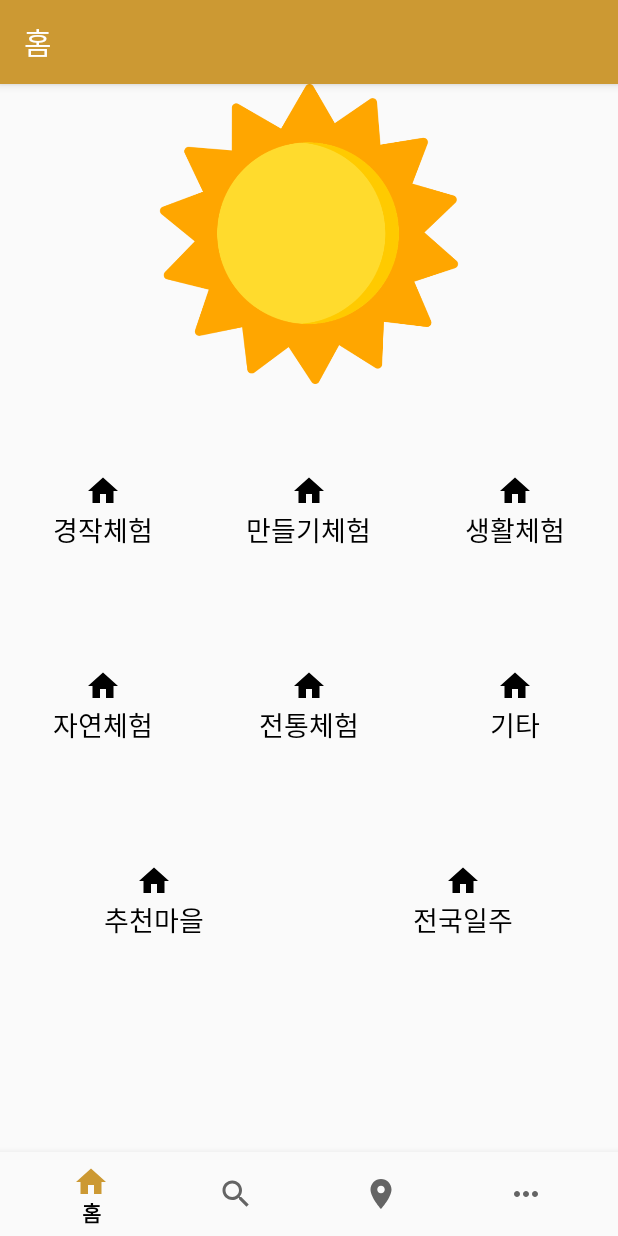
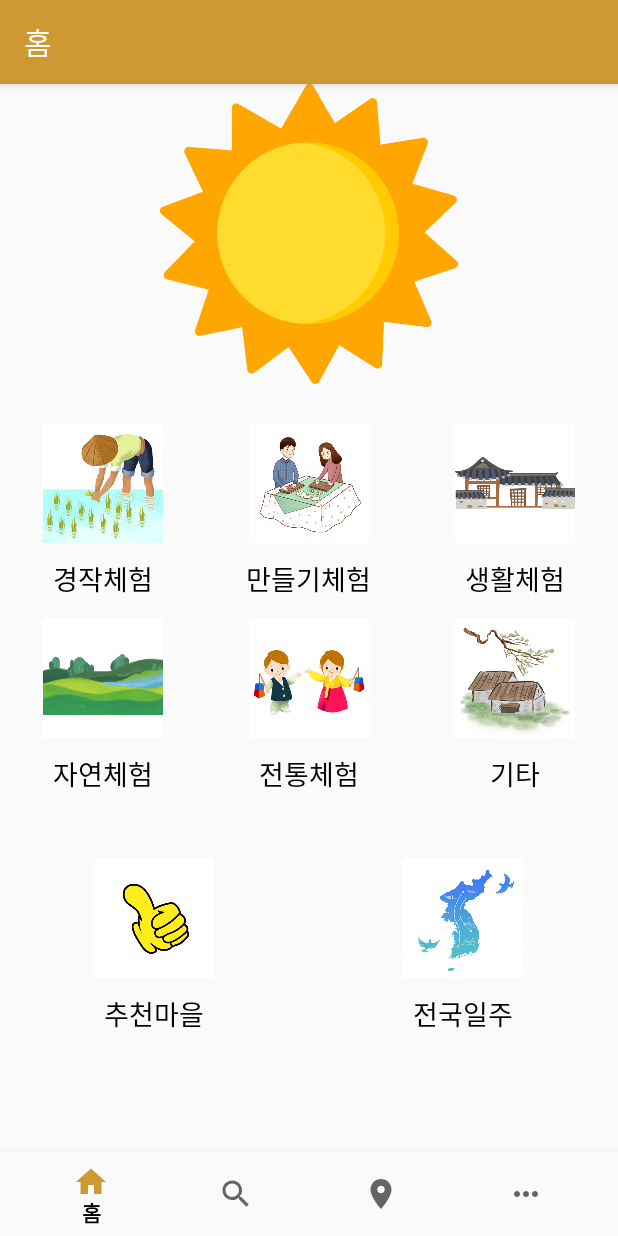
Before and after one commit to knu-data-runner/CountryTown, an Android app: the screen it shows after launch (MainActivity), on a phone screen of 412 x 824 dp. Run offline under Robolectric (Android 15) with nearby library versions, the phone set to English and light mode, and no system bars; our stand-ins replace Firebase (no records; nobody signed in at launch, a user with empty details on screens opened directly), navigation-ui; libraries missing offline, so code that uses them is left out: com.naver.maps; pictures from the network do not load; 1 statement that could not run was skipped.

Commit message:
fix: home 사진 수정

```diff
--- a/app/src/main/java/com/DataRunner/CountryTown/Detail.kt
+++ b/app/src/main/java/com/DataRunner/CountryTown/Detail.kt
@@ -90,13 +90,12 @@ class Detail : AppCompatActivity(), OnMapReadyCallback {
         weather(gridX, gridY)
 
         // Path finding
-        val search = findViewById<Button>(R.id.trip_guide_button)
         if (!gpsUtils.checkLocationServicesStatus(this)) {
             gpsUtils.showDialogForLocationServiceSetting(this)
         } else {
             gpsUtils.checkRunTimePermission(this)
         }
-        findPath()
+        trip_guide_button.setOnClickListener{findPath()}
     }
 
     private fun findPath(){
--- a/app/src/main/res/layout/fragment_home.xml
+++ b/app/src/main/res/layout/fragment_home.xml
@@ -22,6 +22,7 @@
 <LinearLayout
     android:layout_width="match_parent"
     android:layout_height="match_parent"
+    android:layout_marginBottom="30dp"
     android:orientation="vertical">
     <LinearLayout
         android:layout_width="match_parent"
@@ -35,9 +36,10 @@
             android:gravity="center|center_vertical"
             android:orientation="vertical">
             <ImageView
-                android:layout_width="wrap_content"
-                android:layout_height="wrap_content"
-                android:src="@drawable/ic_home_black_24dp"/>
+                android:layout_width="80dp"
+                android:layout_height="80dp"
+                android:layout_marginBottom="10dp"
+                android:src="@drawable/home_harvest"/>
             <TextView
                 android:layout_width="wrap_content"
                 android:layout_height="wrap_content"
@@ -52,9 +54,10 @@
             android:gravity="center|center_vertical"
             android:orientation="vertical">
             <ImageView
-                android:layout_width="wrap_content"
-                android:layout_height="wrap_content"
-                android:src="@drawable/ic_home_black_24dp"/>
+                android:layout_width="80dp"
+                android:layout_height="80dp"
+                android:layout_marginBottom="10dp"
+                android:src="@drawable/home_making"/>
             <TextView
                 android:layout_width="wrap_content"
                 android:layout_height="wrap_content"
@@ -69,9 +72,10 @@
             android:gravity="center|center_vertical"
             android:orientation="vertical">
             <ImageView
-                android:layout_width="wrap_content"
-                android:layout_height="wrap_content"
-                android:src="@drawable/ic_home_black_24dp"/>
+                android:layout_width="80dp"
+                android:layout_height="80dp"
+                android:layout_marginBottom="10dp"
+                android:src="@drawable/home_living"/>
             <TextView
                 android:layout_width="wrap_content"
                 android:layout_height="wrap_content"
@@ -91,9 +95,10 @@
             android:gravity="center|center_vertical"
             android:orientation="vertical">
             <ImageView
-                android:layout_width="wrap_content"
-                android:layout_height="wrap_content"
-                android:src="@drawable/ic_home_black_24dp"/>
+                android:layout_width="80dp"
+                android:layout_height="80dp"
+                android:layout_marginBottom="10dp"
+                android:src="@drawable/home_nature"/>
             <TextView
                 android:layout_width="wrap_content"
                 android:layout_height="wrap_content"
@@ -108,9 +113,10 @@
             android:gravity="center|center_vertical"
             android:orientation="vertical">
             <ImageView
-                android:layout_width="wrap_content"
-                android:layout_height="wrap_content"
-                android:src="@drawable/ic_home_black_24dp"/>
+                android:layout_width="80dp"
+                android:layout_height="80dp"
+                android:layout_marginBottom="10dp"
+                android:src="@drawable/home_tradition"/>
             <TextView
                 android:layout_width="wrap_content"
                 android:layout_height="wrap_content"
@@ -125,9 +131,10 @@
             android:gravity="center|center_vertical"
             android:orientation="vertical">
             <ImageView
-                android:layout_width="wrap_content"
-                android:layout_height="wrap_content"
-                android:src="@drawable/ic_home_black_24dp"/>
+                android:layout_width="80dp"
+                android:layout_height="80dp"
+                android:layout_marginBottom="10dp"
+                android:src="@drawable/home_etc"/>
             <TextView
                 android:layout_width="wrap_content"
                 android:layout_height="wrap_content"
@@ -147,9 +154,10 @@
         android:gravity="center|center_vertical"
         android:orientation="vertical">
         <ImageView
-            android:layout_width="wrap_content"
-            android:layout_height="wrap_content"
-            android:src="@drawable/ic_home_black_24dp"/>
+            android:layout_width="80dp"
+            android:layout_height="80dp"
+            android:layout_marginBottom="10dp"
+            android:src="@drawable/home_recommend"/>
         <TextView
             android:layout_width="wrap_content"
             android:layout_height="wrap_content"
@@ -164,9 +172,10 @@
         android:gravity="center|center_vertical"
         android:orientation="vertical">
         <ImageView
-            android:layout_width="wrap_content"
-            android:layout_height="wrap_content"
-            android:src="@drawable/ic_home_black_24dp"/>
+            android:layout_width="80dp"
+            android:layout_height="80dp"
+            android:layout_marginBottom="10dp"
+            android:src="@drawable/home_all"/>
         <TextView
             android:layout_width="wrap_content"
             android:layout_height="wrap_content"
```
Also changed, not shown: app/src/main/res/drawable/home_all.png (added), app/src/main/res/drawable/home_etc.png (added), app/src/main/res/drawable/home_harvest.png (added), app/src/main/res/drawable/home_living.png (added), app/src/main/res/drawable/home_making.png (added), app/src/main/res/drawable/home_nature.png (added), app/src/main/res/drawable/home_recommend.png (added), app/src/main/res/drawable/home_tradition.png (added).
